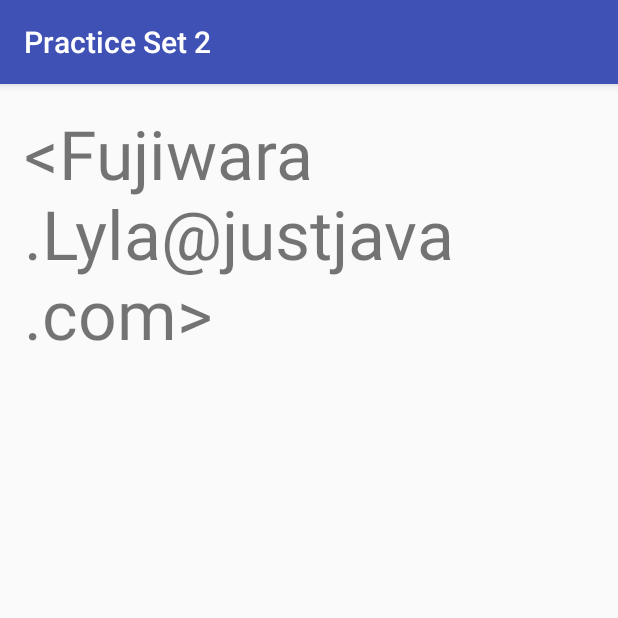
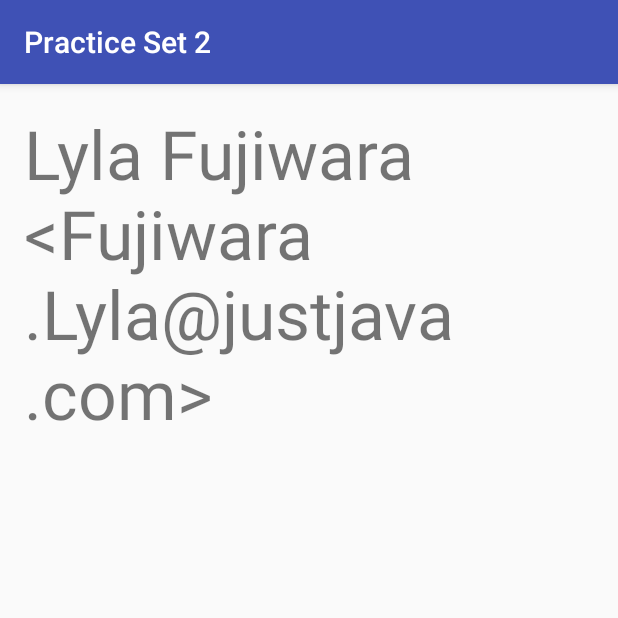
Before and after one commit to ezbery/Android, an Android app: the screen it shows after launch (MainActivity), on a phone screen of 412 x 824 dp, the top half of it. Run offline under Robolectric (Android 15) with nearby library versions, the phone set to English and light mode, and no system bars.

Commit message:
fix for task5

```diff
--- a/PracticeSet2/app/src/main/java/com/example/android/practiceset2/MainActivity.java
+++ b/PracticeSet2/app/src/main/java/com/example/android/practiceset2/MainActivity.java
@@ -14,8 +14,8 @@ public class MainActivity extends AppCompatActivity {
         String firstName = "Lyla";
         String lastName = "Fujiwara";
         String contactInfo = firstName + " " + lastName;
-        contactInfo = "<" + lastName + "." + firstName + "@justjava.com>";
-        display(contactInfo);
+        contactInfo += " <" + lastName + "." + firstName + "@justjava.com>";
+        display( contactInfo);
     }
 
     /**
```
